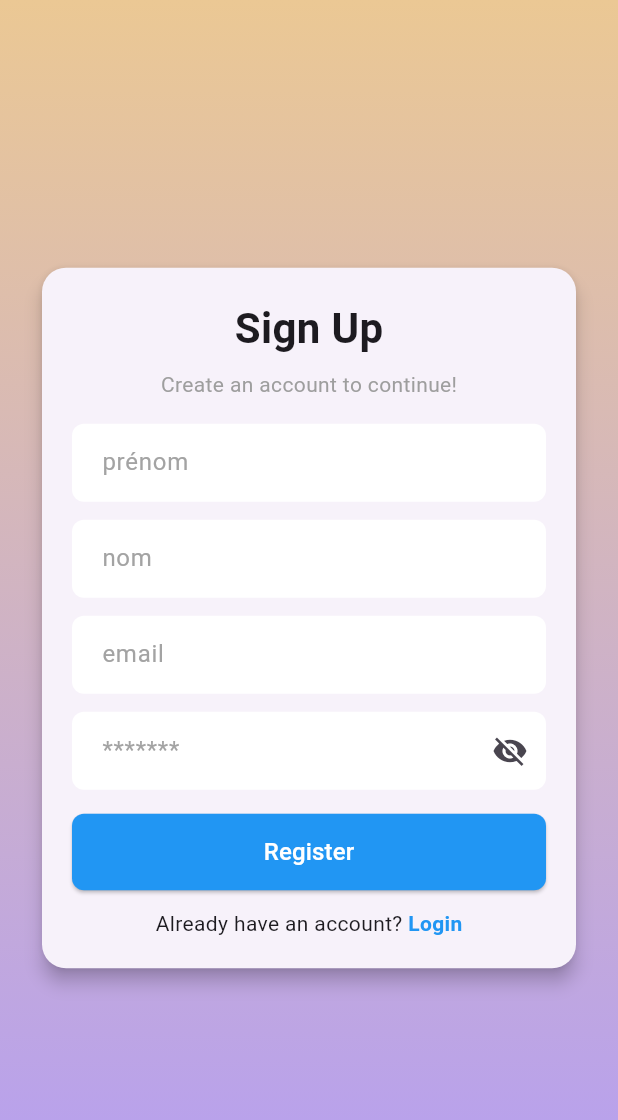
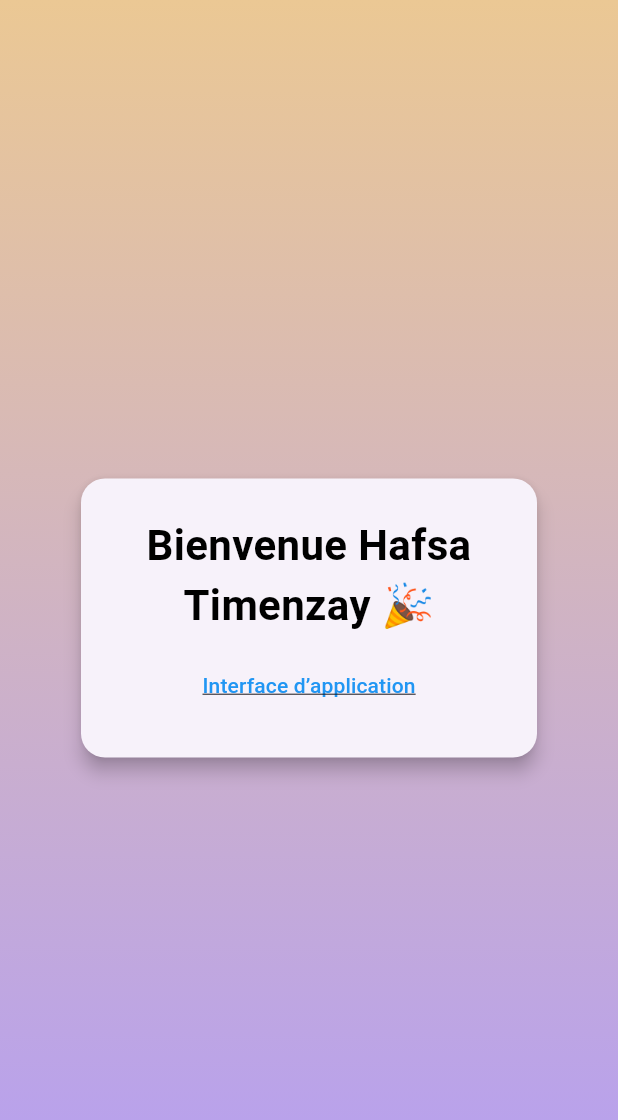
Before and after one commit to HafsaTimenzay/formulaire_app, a Flutter app: the screen it shows after launch, on a phone screen of 412 x 824 dp. Shown: the top 1120 px of the screen. Run offline on Flutter 3.47's test engine with Material 3 defaults, Android fonts, the phone set to English and light mode, and no system bars.

Commit message:
add the front

```diff
--- a/lib/main.dart
+++ b/lib/main.dart
@@ -1,4 +1,5 @@
 import 'package:flutter/material.dart';
+import './views/welcome_screen.dart';
 
 void main() {
   runApp(MyApp());
@@ -9,133 +10,7 @@ class MyApp extends StatelessWidget {
   Widget build(BuildContext context) {
     return MaterialApp(
       debugShowCheckedModeBanner: false,
-      home: SignUpScreen(),
+      home: WelcomeScreen(),
     );
   }
 }
-
-class SignUpScreen extends StatelessWidget {
-  @override
-  Widget build(BuildContext context) {
-    return Scaffold(
-      body: Container(
-        width: double.infinity,
-        height: double.infinity,
-        decoration: BoxDecoration(
-          gradient: LinearGradient(
-            colors: [Color(0xFFEBC894), Color(0xFFB49EF4)], // Dégradé
-            begin: Alignment.topCenter,
-            end: Alignment.bottomCenter,
-          ),
-        ),
-        child: Center(
-          child: Padding(
-            padding: const EdgeInsets.symmetric(horizontal: 24.0),
-            child: SingleChildScrollView( // Ajout pour éviter l'overflow
-              child: Card(
-                shape: RoundedRectangleBorder(
-                  borderRadius: BorderRadius.circular(16),
-                ),
-                elevation: 5,
-                child: Padding(
-                  padding: const EdgeInsets.all(20.0),
-                  child: Column(
-                    mainAxisSize: MainAxisSize.min,
-                    children: [
-                      Text(
-                        "Sign Up",
-                        style: TextStyle(
-                          fontSize: 28,
-                          fontWeight: FontWeight.bold,
-                        ),
-                      ),
-                      SizedBox(height: 8),
-                      Text(
-                        "Create an account to continue!",
-                        style: TextStyle(color: Colors.grey),
-                      ),
-                      SizedBox(height: 16),
-                      _buildTextField("prénom"),
-                      SizedBox(height: 12),
-                      _buildTextField("nom"),
-                      SizedBox(height: 12),
-                      _buildTextField("email"),
-                      SizedBox(height: 12),
-                      _buildPasswordField("*******"),
-                      SizedBox(height: 16),
-                      ElevatedButton(
-                        onPressed: () {},
-                        style: ElevatedButton.styleFrom(
-                          backgroundColor: Colors.blue,
-                          padding: EdgeInsets.symmetric(vertical: 14),
-                          shape: RoundedRectangleBorder(
-                            borderRadius: BorderRadius.circular(8),
-                          ),
-                        ),
-                        child: Center(
-                          child: Text(
-                            "Register",
-                            style: TextStyle(fontSize: 16, color: Colors.white),
-                          ),
-                        ),
-                      ),
-                      SizedBox(height: 12),
-                      Row(
-                        mainAxisAlignment: MainAxisAlignment.center,
-                        children: [
-                          Text("Already have an account? "),
-                          GestureDetector(
-                            onTap: () {},
-                            child: Text(
-                              "Login",
-                              style: TextStyle(
-                                  color: Colors.blue, fontWeight: FontWeight.bold),
-                            ),
-                          ),
-                        ],
-                      ),
-                    ],
-                  ),
-                ),
-              ),
-            ),
-          ),
-        ),
-      ),
-    );
-  }
-
-  Widget _buildTextField(String hint) {
-    return TextField(
-      decoration: InputDecoration(
-        hintText: hint,
-        hintStyle: TextStyle(color: Color(0xFFA3A3A3)), // Couleur du hint
-        filled: true,
-        fillColor: Colors.white,
-        border: OutlineInputBorder(
-          borderRadius: BorderRadius.circular(8),
-          borderSide: BorderSide.none,
-        ),
-        contentPadding: EdgeInsets.symmetric(vertical: 14, horizontal: 16),
-      ),
-    );
-  }
-
-  Widget _buildPasswordField(String hint) {
-    return TextField(
-      obscureText: true,
-      decoration: InputDecoration(
-        hintText: hint,
-        hintStyle: TextStyle(color: Color(0xFFA3A3A3)), // Couleur du hint
-        filled: true,
-        fillColor: Colors.white,
-        border: OutlineInputBorder(
-          borderRadius: BorderRadius.circular(8),
-          borderSide: BorderSide.none,
-        ),
-        contentPadding: EdgeInsets.symmetric(vertical: 14, horizontal: 16),
-        suffixIcon: Icon(Icons.visibility_off),
-      ),
-    );
-  }
-}
--- a/lib/views/welcome_screen.dart
+++ b/lib/views/welcome_screen.dart
@@ -0,0 +1,60 @@
+import 'package:flutter/material.dart';
+
+class WelcomeScreen extends StatelessWidget {
+  @override
+  Widget build(BuildContext context) {
+    return Scaffold(
+      body: Container(
+        width: double.infinity,
+        height: double.infinity,
+        decoration: BoxDecoration(
+          gradient: LinearGradient(
+            colors: [Color(0xFFEBC894), Color(0xFFB49EF4)], // Gradient colors
+            begin: Alignment.topCenter,
+            end: Alignment.bottomCenter,
+          ),
+        ),
+        child: Center(
+          child: Padding(
+            padding: const EdgeInsets.symmetric(horizontal: 50.0),
+            child: Card(
+              shape: RoundedRectangleBorder(
+                borderRadius: BorderRadius.circular(16),
+              ),
+              elevation: 5,
+              child: Padding(
+                padding: const EdgeInsets.all(24.0),
+                child: Column(
+                  mainAxisSize: MainAxisSize.min,
+                  children: [
+                    Text(
+                      "Bienvenue Hafsa Timenzay 🎉",
+                      textAlign: TextAlign.center,
+                      style: TextStyle(
+                        fontSize: 28,
+                        fontWeight: FontWeight.bold,
+                        color: Colors.black,
+                      ),
+                    ),
+                    SizedBox(height: 10),
+                    TextButton(
+                      onPressed: () {}, // You can add navigation here
+                      child: Text(
+                        "Interface d’application",
+                        style: TextStyle(
+                          color: Colors.blue,
+                          fontSize: 14,
+                          decoration: TextDecoration.underline,
+                        ),
+                      ),
+                    ),
+                  ],
+                ),
+              ),
+            ),
+          ),
+        ),
+      ),
+    );
+  }
+}
```
Also changed, not shown: lib/views/signup_screen.dart (+141 -0 lines).
